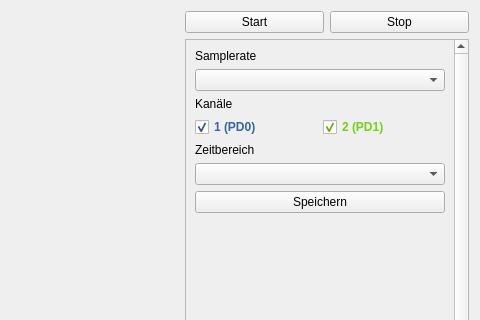
kalanzun/red_lenlab, file lenlab/gui/oscilloscopeform.ui: the form before one commit; both pictures show x 320 to 800 and y 0 to 320 of the 800 by 600 pixel window.
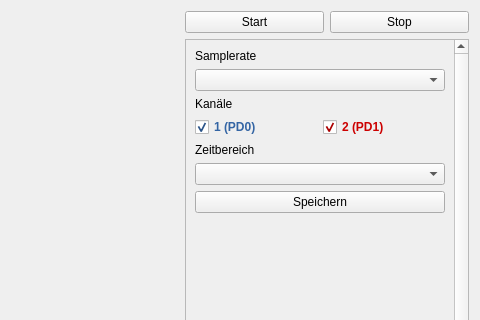
The form after the commit. Custom widgets are drawn as their Qt base class.

Commit message: gui channel labels and colors

What changed in the file:
```diff
--- a/lenlab/gui/oscilloscopeform.ui
+++ b/lenlab/gui/oscilloscopeform.ui
@@ -77,11 +77,11 @@
          </rect>
         </property>
         <property name="styleSheet">
-         <string notr="true">#ch3CheckBox {
+         <string notr="true">#ch4CheckBox {
 	color: #edd400;
 	font-weight: bold;
 }
-#ch2CheckBox {
+#ch3CheckBox {
 	color: #73d216;
 	font-weight: bold;
 }
@@ -89,7 +89,7 @@
 	color: #3465a4;
 	font-weight: bold;
 }
-#ch4CheckBox {
+#ch2CheckBox {
 	color: #cc0000;
 	font-weight: bold;
 }</string>
```
The commit also changes 7 other files.
